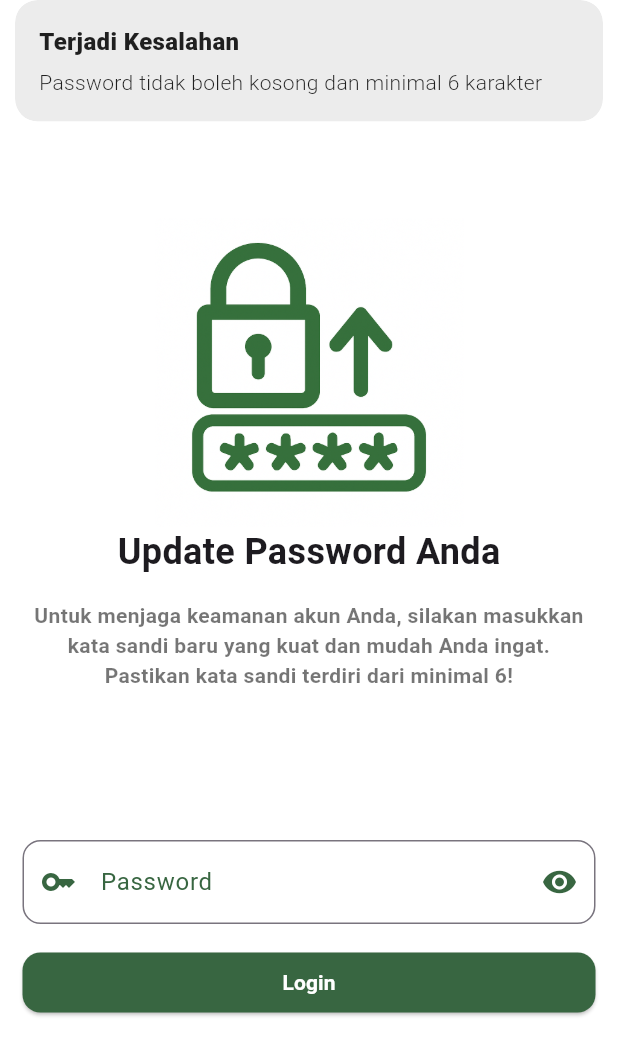
After one commit to RizkyArdiansyahhh/mobile-app-presence, a Flutter app: the NewPasswordView screen opened by its route, after a tap on "Login", on a phone screen of 412 x 824 dp. The commit adds this screen. Shown: the top 1055 px of the screen. Run offline on Flutter 3.47's test engine with Material 3 defaults, Android fonts, the light colour scheme and no system bars; our stand-ins replace cloud_firestore, firebase_auth, firebase_core, get; accounts and stored records are empty.

Commit message:
create updatePassword controller

```diff
--- a/lib/app/modules/login/controllers/login_controller.dart
+++ b/lib/app/modules/login/controllers/login_controller.dart
@@ -30,6 +30,8 @@ class LoginController extends GetxController {
         if (!credential.user!.emailVerified) {
           await credential.user!.sendEmailVerification();
           Get.toNamed(Routes.EMAIL_VERIFICATION);
+        } else if (passwordController.text == "password") {
+          Get.toNamed(Routes.NEW_PASSWORD);
         }
       } on FirebaseAuthException catch (e) {
         if (e.code == 'user-not-found') {
--- /dev/null
+++ b/lib/app/modules/new_password/bindings/new_password_binding.dart
@@ -0,0 +1,12 @@
+import 'package:get/get.dart';
+
+import '../controllers/new_password_controller.dart';
+
+class NewPasswordBinding extends Bindings {
+  @override
+  void dependencies() {
+    Get.lazyPut<NewPasswordController>(
+      () => NewPasswordController(),
+    );
+  }
+}
--- /dev/null
+++ b/lib/app/modules/new_password/controllers/new_password_controller.dart
@@ -0,0 +1,62 @@
+import 'package:firebase_auth/firebase_auth.dart';
+import 'package:flutter/widgets.dart';
+import 'package:get/get.dart';
+
+class NewPasswordController extends GetxController {
+  late final TextEditingController newPasswordController;
+  final FirebaseAuth auth = FirebaseAuth.instance;
+  var visibilityPassword = false.obs;
+
+  void changeVisibilityPassword() {
+    visibilityPassword.value = !visibilityPassword.value;
+  }
+
+  Future<bool> updatePassword() async {
+    final password = newPasswordController.text.trim();
+    if (password.isNotEmpty && password.length >= 6) {
+      if (password != "password") {
+        try {
+          await auth.currentUser!.updatePassword(password);
+          return true;
+        } on FirebaseAuthException catch (e) {
+          Get.snackbar(
+            "Terjadi Kesalahan",
+            "$e",
+            duration: const Duration(milliseconds: 1600),
+          );
+          print("Terjadi Kesalahan : $e");
+          return false;
+        } catch (e) {
+          print("Terjadi Kesalahan : $e");
+          return false;
+        }
+      } else {
+        Get.snackbar(
+          "Terjadi kesalahan",
+          "password tidak boleh default",
+          duration: const Duration(milliseconds: 1600),
+        );
+        return false;
+      }
+    } else {
+      Get.snackbar(
+        "Terjadi Kesalahan",
+        "Password tidak boleh kosong dan minimal 6 karakter",
+        duration: const Duration(milliseconds: 1600),
+      );
+      return false;
+    }
+  }
+
+  @override
+  void onInit() {
+    super.onInit();
+    newPasswordController = TextEditingController();
+  }
+
+  @override
+  void onClose() {
+    newPasswordController.dispose();
+    super.onClose();
+  }
+}
--- /dev/null
+++ b/lib/app/modules/new_password/views/new_password_view.dart
@@ -0,0 +1,125 @@
+import 'package:flutter/material.dart';
+
+import 'package:get/get.dart';
+import 'package:presence_app/app/routes/app_pages.dart';
+import 'package:presence_app/app/widgets/input_widget.dart';
+
+import '../controllers/new_password_controller.dart';
+
+class NewPasswordView extends GetView<NewPasswordController> {
+  @override
+  Widget build(BuildContext context) {
+    return Scaffold(
+      backgroundColor: const Color(0xffFFFFFF),
+      body: SafeArea(
+        child: Column(
+          mainAxisAlignment: MainAxisAlignment.center,
+          children: [
+            Image.asset("assets/img/update_password.png", width: Get.width / 2),
+            Row(
+              mainAxisAlignment: MainAxisAlignment.center,
+              children: [
+                Text(
+                  "Update Password Anda",
+                  style: TextStyle(fontSize: 24, fontWeight: FontWeight.w700),
+                ),
+              ],
+            ),
+            const SizedBox(height: 15),
+            Row(
+              mainAxisAlignment: MainAxisAlignment.center,
+              children: [
+                SizedBox(
+                  width: Get.width / 1.1,
+                  child: Text(
+                    textAlign: TextAlign.center,
+                    "Untuk menjaga keamanan akun Anda, silakan masukkan kata sandi baru yang kuat dan mudah Anda ingat. Pastikan kata sandi terdiri dari minimal 6!",
+                    style: TextStyle(
+                      fontWeight: FontWeight.w600,
+                      color: Colors.black54,
+                    ),
+                  ),
+                ),
+              ],
+            ),
+            const SizedBox(height: 100),
+            Padding(
+              padding: const EdgeInsets.symmetric(horizontal: 15.0),
+              child: Obx(() {
+                return InputWidget(
+                  controller: controller.newPasswordController,
+                  obscureText: !controller.visibilityPassword.value,
+                  label: "Password",
+                  icon: const Icon(Icons.key),
+                  suffixIcon: IconButton(
+                    onPressed: () {
+                      controller.changeVisibilityPassword();
+                    },
+                    icon: (controller.visibilityPassword.value)
+                        ? Icon(
+                            Icons.visibility_off,
+                            color: const Color(0xff386641),
+                          )
+                        : Icon(
+                            Icons.visibility,
+                            color: const Color(0xff386641),
+                          ),
+                  ),
+                  textInputType: TextInputType.visiblePassword,
+                );
+              }),
+            ),
+            const SizedBox(height: 15),
+            Padding(
+              padding: const EdgeInsets.symmetric(horizontal: 15.0),
+              child: SizedBox(
+                width: double.infinity,
+                child: ElevatedButton(
+                  onPressed: () async {
+                    final isSuccess = await controller.updatePassword();
+                    if (isSuccess) {
+                      return Get.dialog(
+                        AlertDialog(
+                          shape: RoundedRectangleBorder(
+                            borderRadius: BorderRadius.circular(16),
+                          ),
+                          title: const Text(
+                            "Berhasil",
+                            style: TextStyle(fontWeight: FontWeight.bold),
+                          ),
+                          content: const Text(
+                            "Passoword anda berhasil diubah, jangan beri tahu orang lain!",
+                          ),
+                          actions: [
+                            TextButton(
+                              onPressed: () =>
+                                  Get.toNamed(Routes.HOME), // menutup dialog
+                              child: const Text("Continue"),
+                            ),
+                          ],
+                        ),
+                      );
+                    }
+                  },
+                  style: ElevatedButton.styleFrom(
+                    backgroundColor: const Color(0xff386641),
+                    shape: RoundedRectangleBorder(
+                      borderRadius: BorderRadius.circular(12),
+                    ),
+                  ),
+                  child: Text(
+                    "Login",
+                    style: TextStyle(
+                      fontWeight: FontWeight.w700,
+                      color: const Color(0xffFFFFFF),
+                    ),
+                  ),
+                ),
+              ),
+            ),
+          ],
+        ),
+      ),
+    );
+  }
+}
--- a/lib/app/routes/app_pages.dart
+++ b/lib/app/routes/app_pages.dart
@@ -8,6 +8,8 @@ import 'package:presence_app/app/modules/home/bindings/home_binding.dart';
 import 'package:presence_app/app/modules/home/views/home_view.dart';
 import 'package:presence_app/app/modules/login/bindings/login_binding.dart';
 import 'package:presence_app/app/modules/login/views/login_view.dart';
+import 'package:presence_app/app/modules/new_password/bindings/new_password_binding.dart';
+import 'package:presence_app/app/modules/new_password/views/new_password_view.dart';
 
 part 'app_routes.dart';
 
@@ -33,5 +35,10 @@ class AppPages {
       page: () => EmailVerificationView(),
       binding: EmailVerificationBinding(),
     ),
+    GetPage(
+      name: _Paths.NEW_PASSWORD,
+      page: () => NewPasswordView(),
+      binding: NewPasswordBinding(),
+    ),
   ];
 }
--- a/lib/app/routes/app_routes.dart
+++ b/lib/app/routes/app_routes.dart
@@ -8,6 +8,7 @@ abstract class Routes {
   static const ADD_EMPLOYEE = _Paths.ADD_EMPLOYEE;
   static const LOGIN = _Paths.LOGIN;
   static const EMAIL_VERIFICATION = _Paths.EMAIL_VERIFICATION;
+  static const NEW_PASSWORD = _Paths.NEW_PASSWORD;
 }
 
 abstract class _Paths {
@@ -15,4 +16,5 @@ abstract class _Paths {
   static const ADD_EMPLOYEE = '/add-employee';
   static const LOGIN = '/login';
   static const EMAIL_VERIFICATION = '/email-verification';
+  static const NEW_PASSWORD = '/new-password';
 }
--- a/pubspec.yaml
+++ b/pubspec.yaml
@@ -22,3 +22,4 @@ flutter:
   uses-material-design: true
   assets:
     - assets/img/email_verified.png
+    - assets/img/update_password.png
```
Also changed, not shown: assets/img/update_password.png (added).
